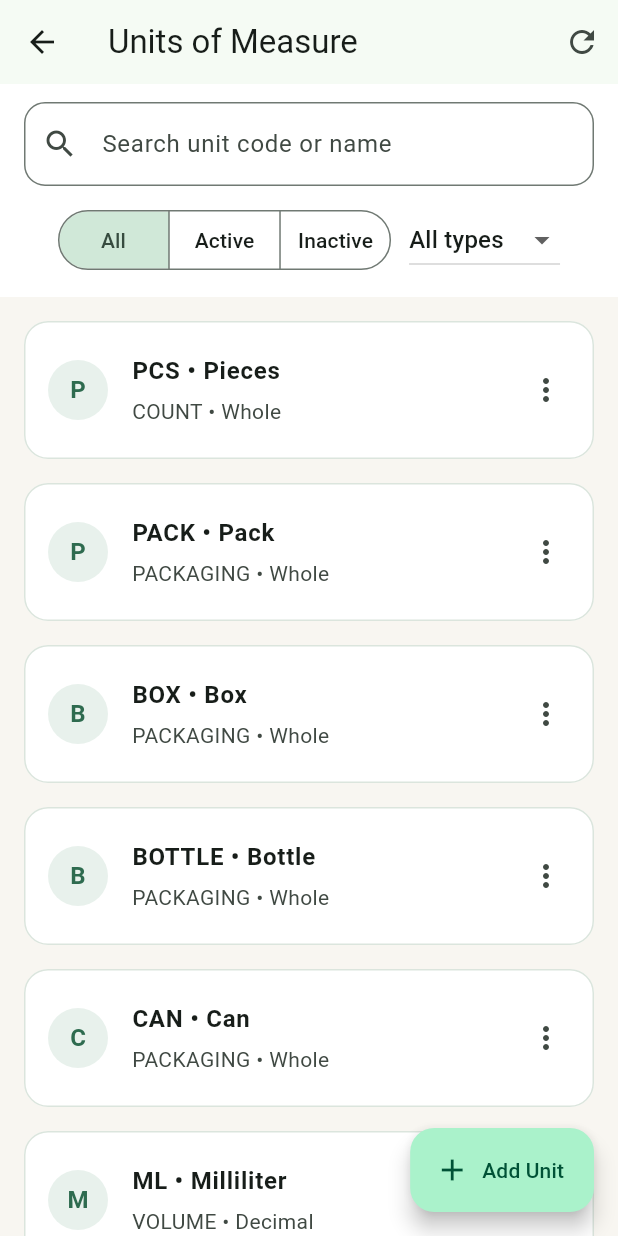
After one commit to dagondonflaviano7-boop/Kitchen-Sync, a Flutter app: the MasterDataHub screen opened directly, after a tap on "Units of Measure", on a phone screen of 412 x 824 dp. The commit adds this screen. Run offline on Flutter 3.47's test engine with Material 3 defaults, Android fonts, the phone set to English and light mode, and no system bars; our stand-ins replace connectivity_plus, device_info_plus, firebase_auth, firebase_core, firebase_database, flutter_riverpod and 3 more; accounts and stored records are empty.

Commit message:
feat: add UOM list and master data navigation

```diff
--- a/lib/features/dashboard/presentation/adaptive_shell.dart
+++ b/lib/features/dashboard/presentation/adaptive_shell.dart
@@ -4,6 +4,7 @@ import 'package:kitchen_sync/core/connectivity/connectivity_service.dart';
 import 'package:kitchen_sync/core/constants/app_constants.dart';
 import 'package:kitchen_sync/core/permissions/role.dart';
 import 'package:kitchen_sync/data/repositories/local_session_repository.dart';
+import 'package:kitchen_sync/features/master_data/presentation/master_data_hub.dart';
 
 class AdaptiveShell extends StatefulWidget {
   final LocalSessionContext sessionContext;
@@ -77,10 +78,7 @@ class _AdaptiveShellState extends State<AdaptiveShell> {
         selectedIcon: Icons.more_horiz,
         permission: Permission.settings,
         alternatePermission: Permission.manageUsers,
-        page: _ModulePlaceholder(
-          title: 'More',
-          icon: Icons.more_horiz,
-        ),
+        page: MasterDataHub(),
       ),
     ];
 
--- /dev/null
+++ b/lib/features/master_data/presentation/master_data_hub.dart
@@ -0,0 +1,221 @@
+import 'package:flutter/material.dart';
+import 'package:kitchen_sync/features/master_data/units/presentation/unit_of_measure_screen.dart';
+
+class MasterDataHub extends StatelessWidget {
+  const MasterDataHub({super.key});
+
+  @override
+  Widget build(BuildContext context) {
+    return Scaffold(
+      backgroundColor: const Color(0xFFF8F6F1),
+      body: SafeArea(
+        child: LayoutBuilder(
+          builder: (context, constraints) {
+            final bool wide = constraints.maxWidth >= 700;
+
+            return SingleChildScrollView(
+              padding: EdgeInsets.all(wide ? 28 : 16),
+              child: Center(
+                child: ConstrainedBox(
+                  constraints: const BoxConstraints(
+                    maxWidth: 1000,
+                  ),
+                  child: Column(
+                    crossAxisAlignment: CrossAxisAlignment.start,
+                    children: [
+                      const _HubHeader(),
+                      const SizedBox(height: 24),
+                      GridView.count(
+                        crossAxisCount: wide ? 2 : 1,
+                        shrinkWrap: true,
+                        physics: const NeverScrollableScrollPhysics(),
+                        crossAxisSpacing: 16,
+                        mainAxisSpacing: 16,
+                        childAspectRatio: wide ? 2.25 : 2.5,
+                        children: [
+                          _MasterDataCard(
+                            title: 'Units of Measure',
+                            subtitle: 'Manage units, measurement types, '
+                                'and universal conversions.',
+                            icon: Icons.straighten,
+                            color: const Color(0xFF2E6B4F),
+                            enabled: true,
+                            onTap: () {
+                              Navigator.of(context).push(
+                                MaterialPageRoute<void>(
+                                  builder: (_) => const UnitOfMeasureScreen(),
+                                ),
+                              );
+                            },
+                          ),
+                          const _MasterDataCard(
+                            title: 'Suppliers',
+                            subtitle: 'Manage supplier records, contacts, '
+                                'terms, and lead times.',
+                            icon: Icons.local_shipping_outlined,
+                            color: Color(0xFF4D6588),
+                            enabled: false,
+                          ),
+                        ],
+                      ),
+                    ],
+                  ),
+                ),
+              ),
+            );
+          },
+        ),
+      ),
+    );
+  }
+}
+
+class _HubHeader extends StatelessWidget {
+  const _HubHeader();
+
+  @override
+  Widget build(BuildContext context) {
+    return const Column(
+      crossAxisAlignment: CrossAxisAlignment.start,
+      children: [
+        Text(
+          'Master Data',
+          style: TextStyle(
+            color: Color(0xFF183027),
+            fontSize: 28,
+            height: 1.2,
+            fontWeight: FontWeight.w700,
+            letterSpacing: -0.7,
+          ),
+        ),
+        SizedBox(height: 7),
+        Text(
+          'Configure the records used across Kitchen Sync.',
+          style: TextStyle(
+            color: Color(0xFF64756B),
+            fontSize: 15,
+            height: 1.45,
+          ),
+        ),
+      ],
+    );
+  }
+}
+
+class _MasterDataCard extends StatelessWidget {
+  final String title;
+  final String subtitle;
+  final IconData icon;
+  final Color color;
+  final bool enabled;
+  final VoidCallback? onTap;
+
+  const _MasterDataCard({
+    required this.title,
+    required this.subtitle,
+    required this.icon,
+    required this.color,
+    required this.enabled,
+    this.onTap,
+  });
+
+  @override
+  Widget build(BuildContext context) {
+    final Color effectiveColor = enabled ? color : const Color(0xFF8A958E);
+
+    return Card(
+      clipBehavior: Clip.antiAlias,
+      color: Colors.white,
+      elevation: 0,
+      shape: RoundedRectangleBorder(
+        borderRadius: BorderRadius.circular(20),
+        side: const BorderSide(
+          color: Color(0xFFDBE5DD),
+        ),
+      ),
+      child: InkWell(
+        onTap: enabled ? onTap : null,
+        child: Padding(
+          padding: const EdgeInsets.all(20),
+          child: Row(
+            children: [
+              Container(
+                width: 54,
+                height: 54,
+                decoration: BoxDecoration(
+                  color: effectiveColor.withValues(
+                    alpha: 0.11,
+                  ),
+                  borderRadius: BorderRadius.circular(16),
+                ),
+                child: Icon(
+                  icon,
+                  color: effectiveColor,
+                  size: 28,
+                ),
+              ),
+              const SizedBox(width: 17),
+              Expanded(
+                child: Column(
+                  mainAxisAlignment: MainAxisAlignment.center,
+                  crossAxisAlignment: CrossAxisAlignment.start,
+                  children: [
+                    Row(
+                      children: [
+                        Expanded(
+                          child: Text(
+                            title,
+                            style: const TextStyle(
+                              color: Color(0xFF183027),
+                              fontSize: 17,
+                              fontWeight: FontWeight.w700,
+                            ),
+                          ),
+                        ),
+                        if (!enabled)
+                          Container(
+                            padding: const EdgeInsets.symmetric(
+                              horizontal: 8,
+                              vertical: 4,
+                            ),
+                            decoration: BoxDecoration(
+                              color: const Color(0xFFF0F2EF),
+                              borderRadius: BorderRadius.circular(99),
+                            ),
+                            child: const Text(
+                              'COMING NEXT',
+                              style: TextStyle(
+                                color: Color(0xFF6D7D73),
+                                fontSize: 10,
+                                fontWeight: FontWeight.w700,
+                              ),
+                            ),
+                          )
+                        else
+                          Icon(
+                            Icons.chevron_right,
+                            color: effectiveColor,
+                          ),
+                      ],
+                    ),
+                    const SizedBox(height: 6),
+                    Text(
+                      subtitle,
+                      maxLines: 2,
+                      overflow: TextOverflow.ellipsis,
+                      style: const TextStyle(
+                        color: Color(0xFF64756B),
+                        fontSize: 13,
+                        height: 1.4,
+                      ),
+                    ),
+                  ],
+                ),
+              ),
+            ],
+          ),
+        ),
+      ),
+    );
+  }
+}
--- /dev/null
+++ b/lib/features/master_data/units/presentation/unit_of_measure_screen.dart
@@ -0,0 +1,478 @@
+import 'package:flutter/material.dart';
+import 'package:kitchen_sync/data/repositories/unit_of_measure_repository.dart';
+import 'package:kitchen_sync/domain/models/unit_of_measure.dart';
+
+String _formatFactor(double value) {
+  if (value == value.roundToDouble()) {
+    return value.toInt().toString();
+  }
+
+  return value.toString();
+}
+
+enum UnitStatusFilter {
+  all,
+  active,
+  inactive,
+}
+
+class UnitOfMeasureScreen extends StatefulWidget {
+  const UnitOfMeasureScreen({super.key});
+
+  @override
+  State<UnitOfMeasureScreen> createState() => _UnitOfMeasureScreenState();
+}
+
+class _UnitOfMeasureScreenState extends State<UnitOfMeasureScreen> {
+  final UnitOfMeasureRepository _repository = const UnitOfMeasureRepository();
+
+  final TextEditingController _searchController = TextEditingController();
+
+  List<UnitOfMeasure> _units = <UnitOfMeasure>[];
+  UnitStatusFilter _statusFilter = UnitStatusFilter.all;
+  UnitType? _unitTypeFilter;
+
+  bool _loading = true;
+  String? _errorMessage;
+
+  @override
+  void initState() {
+    super.initState();
+    _loadUnits();
+  }
+
+  @override
+  void dispose() {
+    _searchController.dispose();
+    super.dispose();
+  }
+
+  Future<void> _loadUnits() async {
+    setState(() {
+      _loading = true;
+      _errorMessage = null;
+    });
+
+    try {
+      await _repository.seedStandardUnits();
+
+      final List<UnitOfMeasure> units = await _repository.searchUnits(
+        _searchController.text,
+      );
+
+      if (!mounted) {
+        return;
+      }
+
+      setState(() {
+        _units = units;
+        _loading = false;
+      });
+    } catch (error) {
+      if (!mounted) {
+        return;
+      }
+
+      setState(() {
+        _loading = false;
+        _errorMessage = error.toString();
+      });
+    }
+  }
+
+  List<UnitOfMeasure> get _filteredUnits {
+    return _units.where((unit) {
+      final bool statusMatches = switch (_statusFilter) {
+        UnitStatusFilter.all => true,
+        UnitStatusFilter.active => unit.active,
+        UnitStatusFilter.inactive => !unit.active,
+      };
+
+      final bool typeMatches =
+          _unitTypeFilter == null || unit.unitType == _unitTypeFilter;
+
+      return statusMatches && typeMatches;
+    }).toList(growable: false);
+  }
+
+  Future<void> _toggleActive(
+    UnitOfMeasure unit,
+  ) async {
+    await _repository.setUnitActive(
+      unit.id,
+      !unit.active,
+    );
+
+    await _loadUnits();
+  }
+
+  @override
+  Widget build(BuildContext context) {
+    final List<UnitOfMeasure> visibleUnits = _filteredUnits;
+
+    return Scaffold(
+      backgroundColor: const Color(0xFFF8F6F1),
+      appBar: AppBar(
+        title: const Text('Units of Measure'),
+        actions: [
+          IconButton(
+            tooltip: 'Refresh',
+            onPressed: _loading ? null : _loadUnits,
+            icon: const Icon(Icons.refresh),
+          ),
+        ],
+      ),
+      floatingActionButton: FloatingActionButton.extended(
+        onPressed: () {
+          ScaffoldMessenger.of(context).showSnackBar(
+            const SnackBar(
+              content: Text(
+                'Add Unit form is the next checkpoint.',
+              ),
+            ),
+          );
+        },
+        icon: const Icon(Icons.add),
+        label: const Text('Add Unit'),
+      ),
+      body: SafeArea(
+        child: Column(
+          children: [
+            _buildFilters(),
+            Expanded(
+              child: _buildContent(visibleUnits),
+            ),
+          ],
+        ),
+      ),
+    );
+  }
+
+  Widget _buildFilters() {
+    return Container(
+      color: Colors.white,
+      padding: const EdgeInsets.fromLTRB(
+        16,
+        12,
+        16,
+        14,
+      ),
+      child: Column(
+        children: [
+          TextField(
+            controller: _searchController,
+            textInputAction: TextInputAction.search,
+            decoration: InputDecoration(
+              hintText: 'Search unit code or name',
+              prefixIcon: const Icon(Icons.search),
+              suffixIcon: _searchController.text.isEmpty
+                  ? null
+                  : IconButton(
+                      onPressed: () {
+                        _searchController.clear();
+                        _loadUnits();
+                      },
+                      icon: const Icon(Icons.clear),
+                    ),
+              border: OutlineInputBorder(
+                borderRadius: BorderRadius.circular(14),
+              ),
+            ),
+            onChanged: (_) {
+              setState(() {});
+            },
+            onSubmitted: (_) => _loadUnits(),
+          ),
+          const SizedBox(height: 12),
+          SingleChildScrollView(
+            scrollDirection: Axis.horizontal,
+            child: Row(
+              children: [
+                SegmentedButton<UnitStatusFilter>(
+                  showSelectedIcon: false,
+                  segments: const [
+                    ButtonSegment<UnitStatusFilter>(
+                      value: UnitStatusFilter.all,
+                      label: Text('All'),
+                    ),
+                    ButtonSegment<UnitStatusFilter>(
+                      value: UnitStatusFilter.active,
+                      label: Text('Active'),
+                    ),
+                    ButtonSegment<UnitStatusFilter>(
+                      value: UnitStatusFilter.inactive,
+                      label: Text('Inactive'),
+                    ),
+                  ],
+                  selected: <UnitStatusFilter>{
+                    _statusFilter,
+                  },
+                  onSelectionChanged: (selection) {
+                    setState(() {
+                      _statusFilter = selection.first;
+                    });
+                  },
+                ),
+                const SizedBox(width: 12),
+                DropdownButton<UnitType?>(
+                  value: _unitTypeFilter,
+                  hint: const Text('All types'),
+                  items: const [
+                    DropdownMenuItem<UnitType?>(
+                      value: null,
+                      child: Text('All types'),
+                    ),
+                    DropdownMenuItem<UnitType?>(
+                      value: UnitType.count,
+                      child: Text('Count'),
+                    ),
+                    DropdownMenuItem<UnitType?>(
+                      value: UnitType.weight,
+                      child: Text('Weight'),
+                    ),
+                    DropdownMenuItem<UnitType?>(
+                      value: UnitType.volume,
+                      child: Text('Volume'),
+                    ),
+                    DropdownMenuItem<UnitType?>(
+                      value: UnitType.packaging,
+                      child: Text('Packaging'),
+                    ),
+                  ],
+                  onChanged: (value) {
+                    setState(() {
+                      _unitTypeFilter = value;
+                    });
+                  },
+                ),
+              ],
+            ),
+          ),
+        ],
+      ),
+    );
+  }
+
+  Widget _buildContent(
+    List<UnitOfMeasure> units,
+  ) {
+    if (_loading) {
+      return const Center(
+        child: CircularProgressIndicator(),
+      );
+    }
+
+    if (_errorMessage != null) {
+      return Center(
+        child: Padding(
+          padding: const EdgeInsets.all(24),
+          child: Column(
+            mainAxisSize: MainAxisSize.min,
+            children: [
+              const Icon(
+                Icons.error_outline,
+                size: 48,
+                color: Colors.red,
+              ),
+              const SizedBox(height: 12),
+              Text(
+                _errorMessage!,
+                textAlign: TextAlign.center,
+              ),
+              const SizedBox(height: 16),
+              FilledButton.icon(
+                onPressed: _loadUnits,
+                icon: const Icon(Icons.refresh),
+                label: const Text('Retry'),
+              ),
+            ],
+          ),
+        ),
+      );
+    }
+
+    if (units.isEmpty) {
+      return const Center(
+        child: Text('No units found.'),
+      );
+    }
+
+    return LayoutBuilder(
+      builder: (context, constraints) {
+        if (constraints.maxWidth >= 760) {
+          return _UnitTable(
+            units: units,
+            onToggleActive: _toggleActive,
+          );
+        }
+
+        return ListView.separated(
+          padding: const EdgeInsets.fromLTRB(
+            12,
+            12,
+            12,
+            88,
+          ),
+          itemCount: units.length,
+          separatorBuilder: (_, __) => const SizedBox(height: 8),
+          itemBuilder: (context, index) {
+            final UnitOfMeasure unit = units[index];
+
+            return _UnitCard(
+              unit: unit,
+              onToggleActive: () => _toggleActive(unit),
+            );
+          },
+        );
+      },
+    );
+  }
+}
+
+class _UnitCard extends StatelessWidget {
+  final UnitOfMeasure unit;
+  final VoidCallback onToggleActive;
+
+  const _UnitCard({
+    required this.unit,
+    required this.onToggleActive,
+  });
+
+  @override
+  Widget build(BuildContext context) {
+    return Card(
+      elevation: 0,
+      color: Colors.white,
+      shape: RoundedRectangleBorder(
+        borderRadius: BorderRadius.circular(16),
+        side: const BorderSide(
+          color: Color(0xFFDBE5DD),
+        ),
+      ),
+      child: ListTile(
+        contentPadding: const EdgeInsets.fromLTRB(
+          16,
+          10,
+          8,
+          10,
+        ),
+        leading: CircleAvatar(
+          backgroundColor: const Color(0xFFE8F1EC),
+          child: Text(
+            unit.code.substring(0, 1),
+            style: const TextStyle(
+              color: Color(0xFF2E6B4F),
+              fontWeight: FontWeight.bold,
+            ),
+          ),
+        ),
+        title: Text(
+          '${unit.code} • ${unit.name}',
+          style: const TextStyle(
+            fontWeight: FontWeight.w700,
+          ),
+        ),
+        subtitle: Padding(
+          padding: const EdgeInsets.only(top: 5),
+          child: Text(
+            '${unitTypeToStorage(unit.unitType)}'
+            '${unit.baseUnitCode == null ? '' : ' • '
+                '${_formatFactor(unit.conversionFactor)} '
+                '${unit.baseUnitCode}'}'
+            ' • ${unit.allowDecimal ? 'Decimal' : 'Whole'}',
+          ),
+        ),
+        trailing: PopupMenuButton<String>(
+          onSelected: (value) {
+            if (value == 'toggle') {
+              onToggleActive();
+            }
+          },
+          itemBuilder: (_) => [
+            PopupMenuItem<String>(
+              value: 'toggle',
+              child: Text(
+                unit.active ? 'Deactivate' : 'Activate',
+              ),
+            ),
+          ],
+        ),
+      ),
+    );
+  }
+}
+
+class _UnitTable extends StatelessWidget {
+  final List<UnitOfMeasure> units;
+  final Future<void> Function(UnitOfMeasure) onToggleActive;
+
+  const _UnitTable({
+    required this.units,
+    required this.onToggleActive,
+  });
+
+  @override
+  Widget build(BuildContext context) {
+    return SingleChildScrollView(
+      padding: const EdgeInsets.all(16),
+      child: Card(
+        elevation: 0,
+        child: SingleChildScrollView(
+          scrollDirection: Axis.horizontal,
+          child: DataTable(
+            columns: const [
+              DataColumn(label: Text('Code')),
+              DataColumn(label: Text('Name')),
+              DataColumn(label: Text('Type')),
+              DataColumn(label: Text('Base')),
+              DataColumn(label: Text('Factor')),
+              DataColumn(label: Text('Quantity')),
+              DataColumn(label: Text('Status')),
+              DataColumn(label: Text('Actions')),
+            ],
+            rows: units.map((unit) {
+              return DataRow(
+                cells: [
+                  DataCell(Text(unit.code)),
+                  DataCell(Text(unit.name)),
+                  DataCell(
+                    Text(
+                      unitTypeToStorage(unit.unitType),
+                    ),
+                  ),
+                  DataCell(
+                    Text(unit.baseUnitCode ?? '—'),
+                  ),
+                  DataCell(
+                    Text(_formatFactor(unit.conversionFactor)),
+                  ),
+                  DataCell(
+                    Text(
+                      unit.allowDecimal ? 'Decimal' : 'Whole',
+                    ),
+                  ),
+                  DataCell(
+                    Text(
+                      unit.active ? 'Active' : 'Inactive',
+                    ),
+                  ),
+                  DataCell(
+                    IconButton(
+                      tooltip: unit.active ? 'Deactivate' : 'Activate',
+                      onPressed: () => onToggleActive(unit),
+                      icon: Icon(
+                        unit.active ? Icons.toggle_on : Icons.toggle_off,
+                        color:
+                            unit.active ? const Color(0xFF2E6B4F) : Colors.grey,
+                      ),
+                    ),
+                  ),
+                ],
+              );
+            }).toList(growable: false),
+          ),
+        ),
+      ),
+    );
+  }
+}
```
Also changed, not shown: 1 other file.
